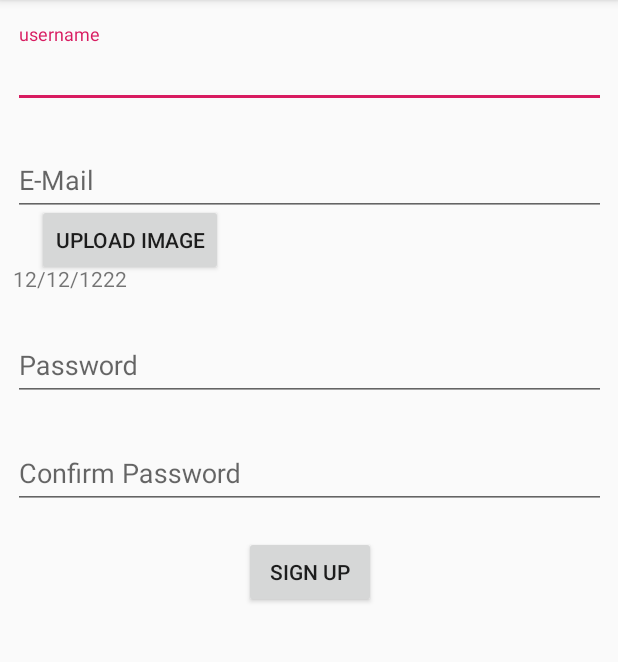
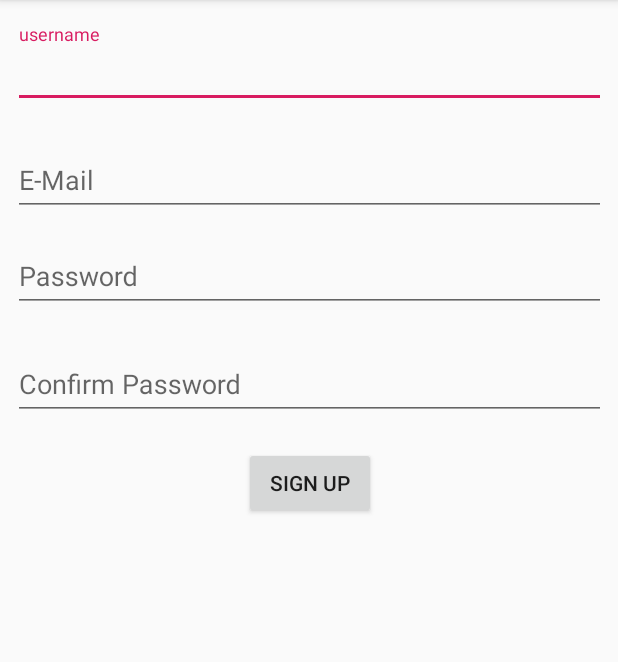
Before and after one commit to nuyturaH/ProjectX, an Android app: the fragment SignUpFragment shown on its own in the app's theme, on a phone screen of 412 x 824 dp, the part 84-746 px from its top. Run offline under Robolectric (Android 15) with nearby library versions, the phone set to English and light mode, and no system bars.

Commit message:
Simple Registration Init views in SignUpFragment Changes in model classes

```diff
--- a/app/src/main/java/com/har8yun/homeworks/projectx/fragment/SignUpFragment.java
+++ b/app/src/main/java/com/har8yun/homeworks/projectx/fragment/SignUpFragment.java
@@ -2,29 +2,74 @@ package com.har8yun.homeworks.projectx.fragment;
 
 
 import android.os.Bundle;
+import android.support.design.widget.TextInputEditText;
 import android.support.v4.app.Fragment;
 import android.view.LayoutInflater;
 import android.view.View;
 import android.view.ViewGroup;
+import android.widget.Button;
+import android.widget.EditText;
 
 import com.har8yun.homeworks.projectx.R;
+import com.har8yun.homeworks.projectx.model.User;
 
-/**
- * A simple {@link Fragment} subclass.
- */
+import java.util.ArrayList;
+import java.util.List;
+
+
 public class SignUpFragment extends Fragment {
 
+    private EditText usernameView;
+    private EditText emailView;
+    private EditText passwordView;
+    private EditText confirmPasswordView;
+    private Button signUpButton;
+
+    private List<User> userList = new ArrayList<>();
+
+    private OnSignUpFragmentInteractionListener mListener;
 
     public SignUpFragment() {
-        // Required empty public constructor
+
     }
 
 
     @Override
-    public View onCreateView(LayoutInflater inflater, ViewGroup container,
-                             Bundle savedInstanceState) {
-        // Inflate the layout for this fragment
-        return inflater.inflate(R.layout.fragment_sign_up, container, false);
+    public View onCreateView(LayoutInflater inflater, ViewGroup container, Bundle savedInstanceState) {
+        View view = inflater.inflate(R.layout.fragment_sign_up, container, false);
+        init(view);
+
+        signUpButton.setOnClickListener(new View.OnClickListener() {
+            @Override
+            public void onClick(View v) {
+                User mUser = new User();
+                mUser.setUsername(usernameView.getText().toString());
+                mUser.setEmail(emailView.getText().toString());
+                mUser.setPassword(usernameView.getText().toString().toCharArray());
+                mUser.setUsername(usernameView.getText().toString());
+                //...
+
+                userList.add(mUser);
+            }
+        });
+
+
+        return view;
+    }
+
+
+
+
+    private void init(View v){
+        usernameView = v.findViewById(R.id.etv_username_sign_up);
+        emailView = v.findViewById(R.id.etv_email_sign_up);
+        passwordView = v.findViewById(R.id.etv_password_sign_up);
+        confirmPasswordView = v.findViewById(R.id.etv_confirm_password_sign_up);
+        signUpButton = v.findViewById(R.id.btn_register_sign_up);
+    }
+
+    public interface OnSignUpFragmentInteractionListener {
+        void onFragmentInteraction();
     }
 
 }
--- a/app/src/main/res/layout/fragment_sign_up.xml
+++ b/app/src/main/res/layout/fragment_sign_up.xml
@@ -40,42 +40,14 @@
             android:hint="@string/e_mail" />
     </android.support.design.widget.TextInputLayout>
 
-    <ImageView
-        android:id="@+id/iv_avatar_sign_up"
-        android:layout_width="wrap_content"
-        android:layout_height="wrap_content"
-        android:layout_marginTop="16dp"
-        app:layout_constraintStart_toStartOf="@+id/textInputLayout2"
-        app:layout_constraintTop_toBottomOf="@+id/textInputLayout2"
-        tools:src="@tools:sample/avatars[9]" />
-
-    <Button
-        android:id="@+id/btn_upload_sign_up"
-        android:layout_width="wrap_content"
-        android:layout_height="wrap_content"
-        android:layout_marginStart="16dp"
-        android:text="@string/upload_image"
-        app:layout_constraintBottom_toBottomOf="@+id/iv_avatar_sign_up"
-        app:layout_constraintStart_toEndOf="@+id/iv_avatar_sign_up"
-        app:layout_constraintTop_toTopOf="@+id/iv_avatar_sign_up" />
-
-    <TextView
-        android:id="@+id/tv_birth_date_sign_up"
-        android:layout_width="wrap_content"
-        android:layout_height="wrap_content"
-        android:layout_marginTop="16dp"
-        android:text="@string/_12_12_1222"
-        app:layout_constraintStart_toStartOf="@+id/iv_avatar_sign_up"
-        app:layout_constraintTop_toBottomOf="@+id/iv_avatar_sign_up" />
-
     <android.support.design.widget.TextInputLayout
         android:id="@+id/textInputLayout3"
         android:layout_width="395dp"
         android:layout_height="wrap_content"
-        android:layout_marginTop="16dp"
+        android:layout_marginTop="8dp"
         app:layout_constraintEnd_toEndOf="@+id/textInputLayout2"
-        app:layout_constraintStart_toStartOf="@+id/tv_birth_date_sign_up"
-        app:layout_constraintTop_toBottomOf="@+id/tv_birth_date_sign_up">
+        app:layout_constraintStart_toStartOf="@+id/textInputLayout2"
+        app:layout_constraintTop_toBottomOf="@+id/textInputLayout2">
 
         <android.support.design.widget.TextInputEditText
             android:id="@+id/etv_password_sign_up"
@@ -94,7 +66,7 @@
         app:layout_constraintTop_toBottomOf="@+id/textInputLayout3">
 
         <android.support.design.widget.TextInputEditText
-            android:id="@+id/etv_password_confirmation_sign_up"
+            android:id="@+id/etv_confirm_password_sign_up"
             android:layout_width="match_parent"
             android:layout_height="wrap_content"
             android:hint="@string/confirm_password" />
```
Also changed, not shown: app/src/main/java/com/har8yun/homeworks/projectx/model/User.java (+3 -12 lines), app/src/main/java/com/har8yun/homeworks/projectx/model/UserInfo.java (+9 -0 lines), app/src/main/res/layout/fragment_launch.xml (+8 -8 lines).
